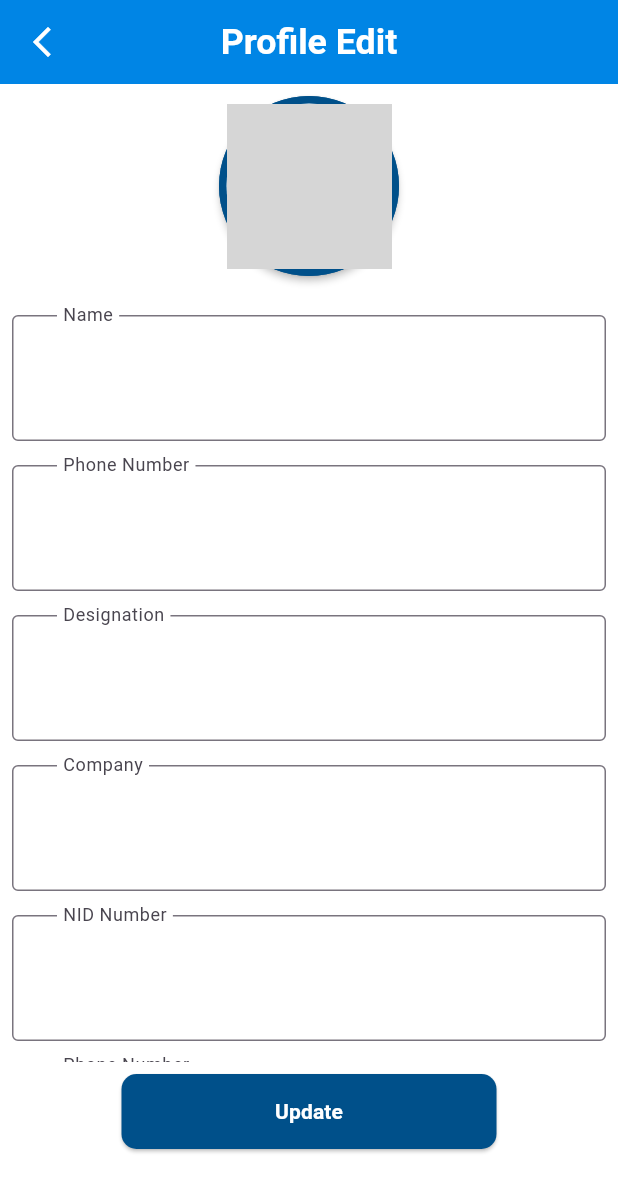
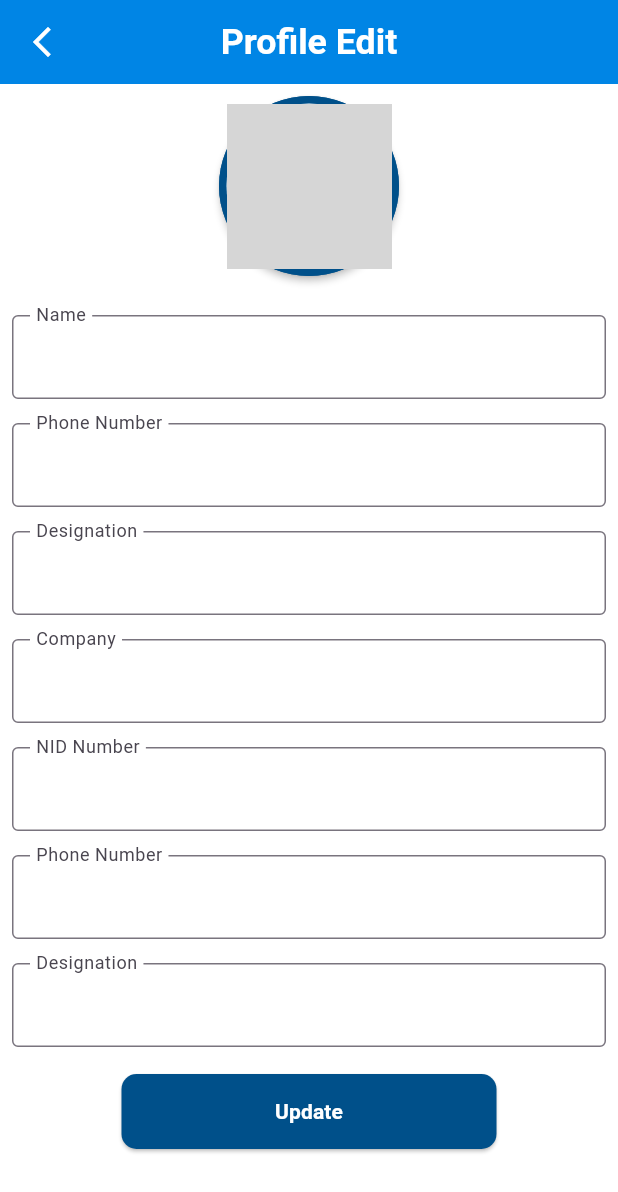
Before and after one commit to Abirul-Islam-Abir/Marketing_Agent, a Flutter app: the ProfileScreenView screen opened by its route, after a tap on the "mode edit outline" icon, on a phone screen of 412 x 824 dp. Shown: the top 1192 px of the screen. Run offline on Flutter 3.47's test engine with Material 3 defaults, Android fonts, the phone set to English and light mode, and no system bars; drawn by our look-alikes of circular_profile_avatar; our stand-ins replace badges, calendar_date_picker2, confetti, device_preview, fl_chart, flutter_svg and 7 more; missing offline and left inert: bottom_bar_matu, panara_dialogs; accounts and stored records are empty; network calls fail; Roboto replaces fonts that are missing (Rubik); grey boxes are pictures that could not be loaded.

Commit message:
profile edit screen added

```diff
--- a/lib/app/data/utils/const.dart
+++ b/lib/app/data/utils/const.dart
@@ -5,7 +5,7 @@ String? validatePassword(String? value) {
   var passNonNullValue = value ?? "";
   if (passNonNullValue.isEmpty) {
     return ("Password is required");
-  } else if (passNonNullValue.length < 1) {
+  } else if (passNonNullValue.isEmpty) {
     return ("Password Must be more than 1 characters");
     // } else if (!regex.hasMatch(passNonNullValue)) {
     //   return ("Password should contain upper,lower,digit and Special character ");
--- a/lib/app/modules/auth screen/otp verify screen/controller/otp_verify_controller.dart
+++ b/lib/app/modules/auth screen/otp verify screen/controller/otp_verify_controller.dart
@@ -6,7 +6,7 @@ class OtpVerifyScreenController extends GetxController {
   FocusNode otpFocus = FocusNode();
   RxBool hasError = false.obs;
   String currentText = "";
-  RxBool _isCompleted = true.obs;
+  final RxBool _isCompleted = true.obs;
  String errorText = '';
   final formKey = GlobalKey<FormState>();
   final RxBool _isProgress = false.obs;
--- a/lib/app/modules/view screen/profile screen/components/custom_floating_button.dart
+++ b/lib/app/modules/view screen/profile screen/components/custom_floating_button.dart
@@ -15,10 +15,7 @@ class CustomFloatingButton extends StatelessWidget {
 
   @override
   Widget build(BuildContext context) {
-    return Column(
-      mainAxisAlignment: MainAxisAlignment.end,
-      children: [
-        FloatingActionButton(
+    return FloatingActionButton(
       shape: RoundedRectangleBorder(
         borderRadius: BorderRadius.circular(50),
       ),
@@ -30,18 +27,6 @@ class CustomFloatingButton extends StatelessWidget {
           image,
         ),
       ),
-        ),
-        FloatingActionButton(
-          shape: RoundedRectangleBorder(
-            borderRadius: BorderRadius.circular(50),
-          ),
-          onPressed: onTap,
-          backgroundColor: AppColor.kPrimaryColor,
-          child: const Padding(
-            padding: EdgeInsets.all(8),
-          ),
-        ),
-      ],
     );
   }
 }
--- a/lib/app/modules/view screen/profile screen/components/profile_details_with_upload_card.dart
+++ b/lib/app/modules/view screen/profile screen/components/profile_details_with_upload_card.dart
@@ -46,7 +46,7 @@ class ProfileDetailsCardWithUpload extends StatelessWidget {
                       const SizedBox(height: 5),
                       Text(
                         name,
-                        style: TextStyle(
+                        style: const TextStyle(
                             fontWeight: FontWeight.bold,
                             fontSize: 18,
                             color: AppColor.kWhiteColor),
--- a/lib/app/modules/view screen/profile screen/components/profile_picture_grid_builder.dart
+++ b/lib/app/modules/view screen/profile screen/components/profile_picture_grid_builder.dart
@@ -1,13 +1,15 @@
 import 'package:amin_agent/app/modules/view%20screen/profile%20screen/components/picture_grid_card.dart';
 import 'package:flutter/material.dart';
 import 'package:get/get.dart';
+
+import '../../../../model/profile_picture_model.dart';
 
 
 class ProfilePictureGridBuilder extends StatelessWidget {
   const ProfilePictureGridBuilder({
     super.key, required this.list,
   });
-final List list;
+final List<ProfilePictureDataModel> list;
   @override
   Widget build(BuildContext context) {
     return SizedBox(
--- a/lib/app/modules/view screen/profile screen/views/profile_screen_view.dart
+++ b/lib/app/modules/view screen/profile screen/views/profile_screen_view.dart
@@ -17,6 +17,7 @@ class ProfileScreenView extends GetView<ProfileScreenController> {
           children: [
             SingleChildScrollView(
               scrollDirection: Axis.vertical,
+              physics: AlwaysScrollableScrollPhysics(),
               child: ProfileBackgroundView(
                 child: Column(
                   crossAxisAlignment: CrossAxisAlignment.center,
@@ -58,13 +59,18 @@ class ProfileScreenView extends GetView<ProfileScreenController> {
                 ),
               ),
             ),
+            Positioned(
+              bottom: 80,
+              right: 20,
+              child: CustomFloatingButton(
+                image: AppImages.filterSvg,
+                onTap: () {
+                  Get.to(() => ProfileDetailsScreen(userList: controller.userProfileList,));
+                },
+              )
+            ),
           ],
-        ),
-        floatingActionButton: CustomFloatingButton(
-          image: AppImages.filterSvg,
-          onTap: () {
-            Get.to(() => ProfileDetailsScreen());
-          },
         ));
+
   }
 }
--- a/lib/app/modules/view screen/sales target  screen/components/sales_target_card.dart
+++ b/lib/app/modules/view screen/sales target  screen/components/sales_target_card.dart
@@ -36,7 +36,7 @@ class SalesTargetCard extends StatelessWidget {
                 children: [
                   Text(
                     name,
-                    style: TextStyle(
+                    style: const TextStyle(
                         color: AppColor.kWhiteColor,
                         fontWeight: FontWeight.bold,
                         fontSize: 20),
--- a/lib/app/modules/view screen/user profile edit screen/components/drawer_update_card.dart
+++ b/lib/app/modules/view screen/user profile edit screen/components/drawer_update_card.dart
@@ -13,12 +13,11 @@ final TextEditingController? controller;
     return Padding(
       padding: const EdgeInsets.all(8.0),
       child: TextFormField(
-        maxLines: 5,
+        maxLines: 3,
         minLines: 1,
         controller: controller,
         decoration: InputDecoration(
           labelText: label,
-          contentPadding: EdgeInsets.all(30),
           floatingLabelBehavior: FloatingLabelBehavior.always,
           hintStyle:
               const TextStyle(fontWeight: FontWeight.bold, fontSize: 20),
--- a/lib/app/modules/view screen/user profile edit screen/view/user_profile_edit_screen.dart
+++ b/lib/app/modules/view screen/user profile edit screen/view/user_profile_edit_screen.dart
@@ -8,7 +8,6 @@ class UserProfileEditScreen extends StatelessWidget {
   UserProfileEditScreen({super.key});
 
   final profileController = Get.put(ProfileScreenController());
-  final dashboardController = Get.put(DashboardScreenController());
 
   @override
   Widget build(BuildContext context) {
@@ -19,15 +18,14 @@ class UserProfileEditScreen extends StatelessWidget {
         crossAxisAlignment: CrossAxisAlignment.center,
         mainAxisAlignment: MainAxisAlignment.start,
         children: [
-          UserAvatar(
-              '${profileController.userProfileList['avatar']}'),
+          UserAvatar('${profileController.userProfileList['avatar']}'),
           Expanded(
             child: ListView(
               children: [
-
                 const SizedBox(height: 10),
                 DrawerUpdateCard(
-                    controller: profileController.nameController, label: 'Name'),
+                    controller: profileController.nameController,
+                    label: 'Name'),
                 DrawerUpdateCard(
                     controller: profileController.numberController,
                     label: 'Phone Number'),
@@ -62,7 +60,8 @@ class UserProfileEditScreen extends StatelessWidget {
           SecondaryButton(
             text: 'Update',
             onTap: () {},
-          ),  const SizedBox(height: 50),
+          ),
+          const SizedBox(height: 50),
         ],
       ),
     );
--- a/lib/app/modules/widgets/custom_text_field.dart
+++ b/lib/app/modules/widgets/custom_text_field.dart
@@ -31,7 +31,6 @@ class CustomTextField extends StatelessWidget {
     return Padding(
       padding: const EdgeInsets.symmetric(horizontal: 25, vertical: 10),
       child: TextFormField(
-
         style: const TextStyle(color: AppColor.kWhiteColor, fontSize: 20),
         onEditingComplete: onEditingComplete,
         focusNode: focusNode,
--- a/lib/app/routes/app_pages.dart
+++ b/lib/app/routes/app_pages.dart
@@ -1,6 +1,5 @@
 import '../data/const/export.dart';
 import '../modules/view screen/doctor visited screen/bindings/doctor_visited_screen_binding.dart';
-import '../modules/view screen/profile screen/views/profile_details_screen.dart';
 
 part 'app_routes.dart';
 
--- a/lib/app/theme/elevated_button_theme.dart
+++ b/lib/app/theme/elevated_button_theme.dart
@@ -6,4 +6,5 @@ ElevatedButtonThemeData globalElevatedButtonStyle() => ElevatedButtonThemeData(
 
     style: ElevatedButton.styleFrom(
         shape:
-        RoundedRectangleBorder(borderRadius: BorderRadius.circular(10))));
+        RoundedRectangleBorder(borderRadius: BorderRadius.circular(10)))
+);
```
Also changed, not shown: lib/app/data/dummy data/profile_picture_dummy_data.dart (+18 -0 lines), lib/app/modules/view screen/dashboard screen/components/custom_drawer.dart (+49 -22 lines), lib/app/modules/view screen/profile screen/views/profile_details_screen.dart (+9 -9 lines), lib/app/modules/widgets/appbar.dart (+8 -5 lines). Lines whose indentation alone changed are shown as unchanged.
